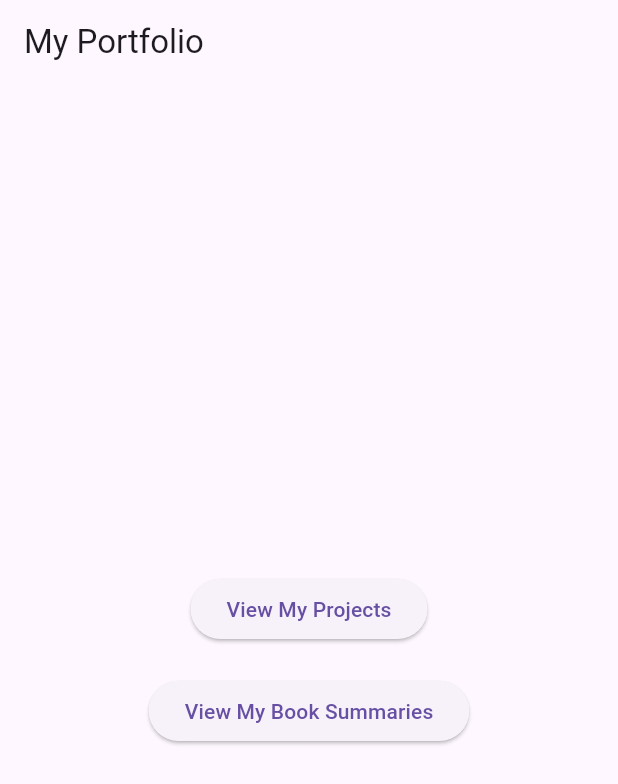
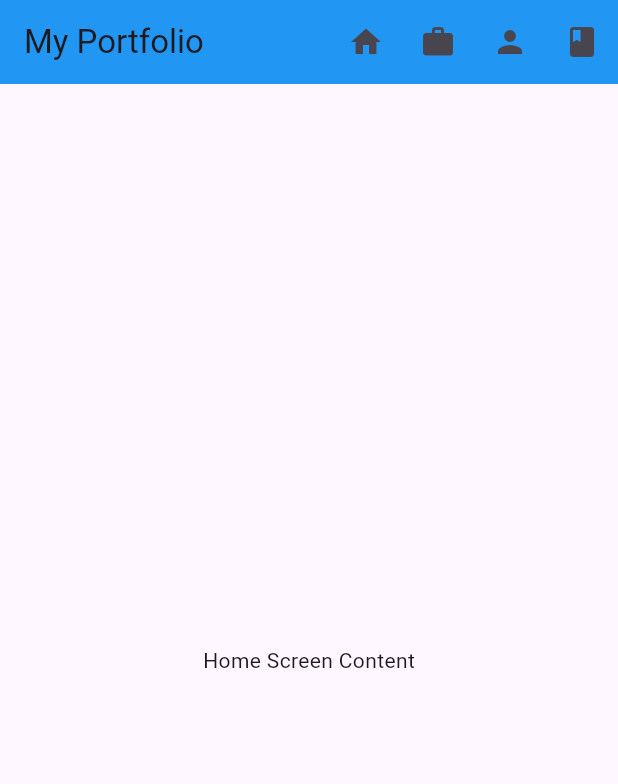
Before and after one commit to raulvsh/raulvsh.github.io, a Flutter app: the screen it shows after launch, on a phone screen of 412 x 824 dp. Shown: the top 784 px of the screen. Run offline on Flutter 3.47's test engine with Material 3 defaults, Android fonts, the phone set to English and light mode, and no system bars; our stand-ins replace cloud_firestore, firebase_core; accounts and stored records are empty.

Commit message:
feat: HomeScreen routing added feat: curriculum_screen added

```diff
--- a/lib/main.dart
+++ b/lib/main.dart
@@ -5,9 +5,9 @@ import 'screens/projects_screen.dart';
 import 'screens/books_main_screen.dart';
 import 'screens/book_detail_screen.dart';
 
-void main() async {
-  WidgetsFlutterBinding.ensureInitialized();
-  await Firebase.initializeApp();
+void main() /*async*/ {
+  //WidgetsFlutterBinding.ensureInitialized();
+  //await Firebase.initializeApp();
   runApp(MyApp());
 }
 
@@ -17,19 +17,21 @@ class MyApp extends StatelessWidget {
     return MaterialApp(
       title: 'My Portfolio',
       theme: ThemeData(
-        primarySwatch: Colors.blue,
+        primarySwatch: Colors.blue, // Cambiar el color principal a azul
         visualDensity: VisualDensity.adaptivePlatformDensity,
       ),
       /*home: Scaffold(
         appBar: AppBar(title: Text("hola que tal")),
       ),*/
-      initialRoute: '/',
+      home: HomeScreen(),
+
+      /*initialRoute: '/',
       routes: {
         '/': (context) => HomeScreen(),
         '/projects': (context) => ProjectsScreen(),
         '/book_summaries': (context) => BooksMainScreen(),
         '/book_detail': (context) => BookDetailScreen(),
-      },
+      },*/
     );
   }
 }
--- a/lib/screens/home_screen.dart
+++ b/lib/screens/home_screen.dart
@@ -1,40 +1,64 @@
 import 'package:flutter/material.dart';
 import 'projects_screen.dart';
-import 'books_main_screen.dart'; // Si también quieres mostrar la pantalla de los libros
+import 'books_main_screen.dart';
+import 'curriculum_screen.dart';
 
-class HomeScreen extends StatelessWidget {
+class HomeScreen extends StatefulWidget {
+  @override
+  _HomeScreenState createState() => _HomeScreenState();
+}
+
+class _HomeScreenState extends State<HomeScreen> {
+  int _selectedIndex = 0;
+
+  final List<Widget> _pages = [
+    HomeScreenContent(), // Puedes añadir el contenido de la pantalla principal aquí
+    ProjectsScreen(),
+    BooksMainScreen(),
+    CurriculumScreen(),
+  ];
+
+  void _onItemTapped(int index) {
+    setState(() {
+      _selectedIndex = index;
+    });
+  }
+
   @override
   Widget build(BuildContext context) {
     return Scaffold(
       appBar: AppBar(
         title: Text('My Portfolio'),
+        backgroundColor: Colors.blue, // Cambiar el color de la AppBar a azul
+        actions: <Widget>[
+          IconButton(
+            icon: Icon(Icons.home),
+            onPressed: () => _onItemTapped(0),
+          ),
+          IconButton(
+            icon: Icon(Icons.work),
+            onPressed: () => _onItemTapped(1),
+          ),
+          IconButton(
+            icon: Icon(Icons.person),
+            onPressed: () => _onItemTapped(3),
+          ),
+          IconButton(
+            icon: Icon(Icons.book),
+            onPressed: () => _onItemTapped(2),
+          ),
+        ],
       ),
-      body: Center(
-        child: Column(
-          mainAxisAlignment: MainAxisAlignment.center,
-          children: <Widget>[
-            ElevatedButton(
-              onPressed: () {
-                Navigator.push(
-                  context,
-                  MaterialPageRoute(builder: (context) => ProjectsScreen()),
-                );
-              },
-              child: Text('View My Projects'),
-            ),
-            SizedBox(height: 20),
-            ElevatedButton(
-              onPressed: () {
-                Navigator.push(
-                  context,
-                  MaterialPageRoute(builder: (context) => BooksMainScreen()),
-                );
-              },
-              child: Text('View My Book Summaries'),
-            ),
-          ],
-        ),
-      ),
+      body: _pages[_selectedIndex],
     );
   }
 }
+
+class HomeScreenContent extends StatelessWidget {
+  @override
+  Widget build(BuildContext context) {
+    return Center(
+      child: Text('Home Screen Content'),
+    );
+  }
+}
```
Also changed, not shown: lib/screens/curriculum_screen.dart (added, +10 -0 lines), 1 other file.
